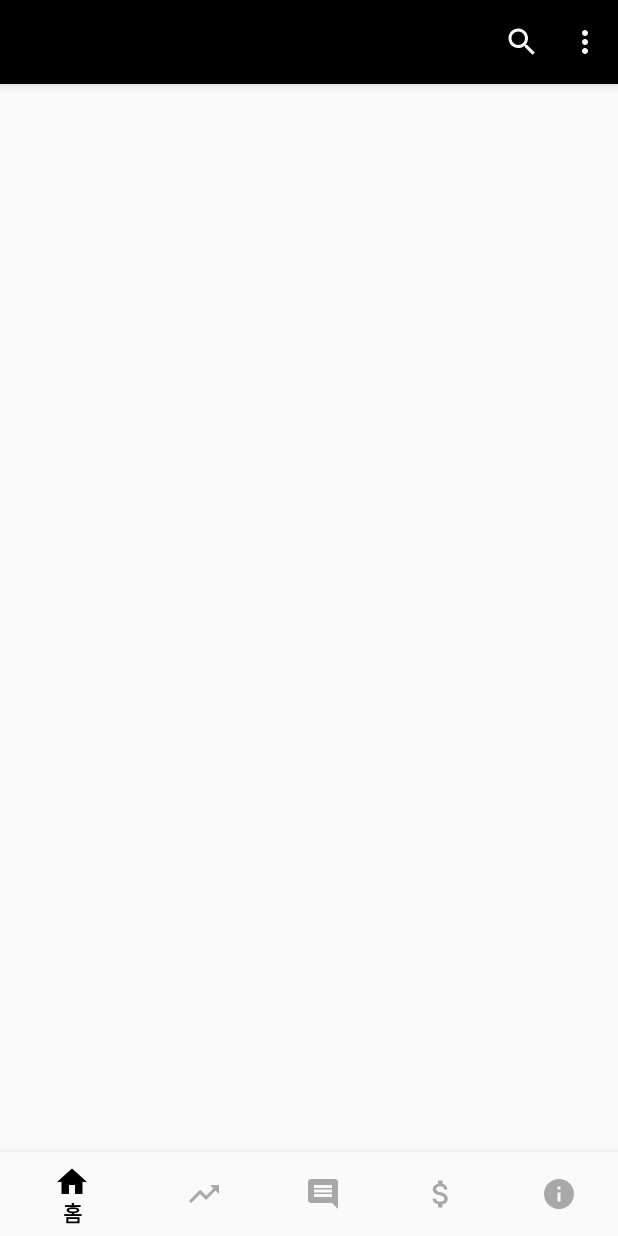
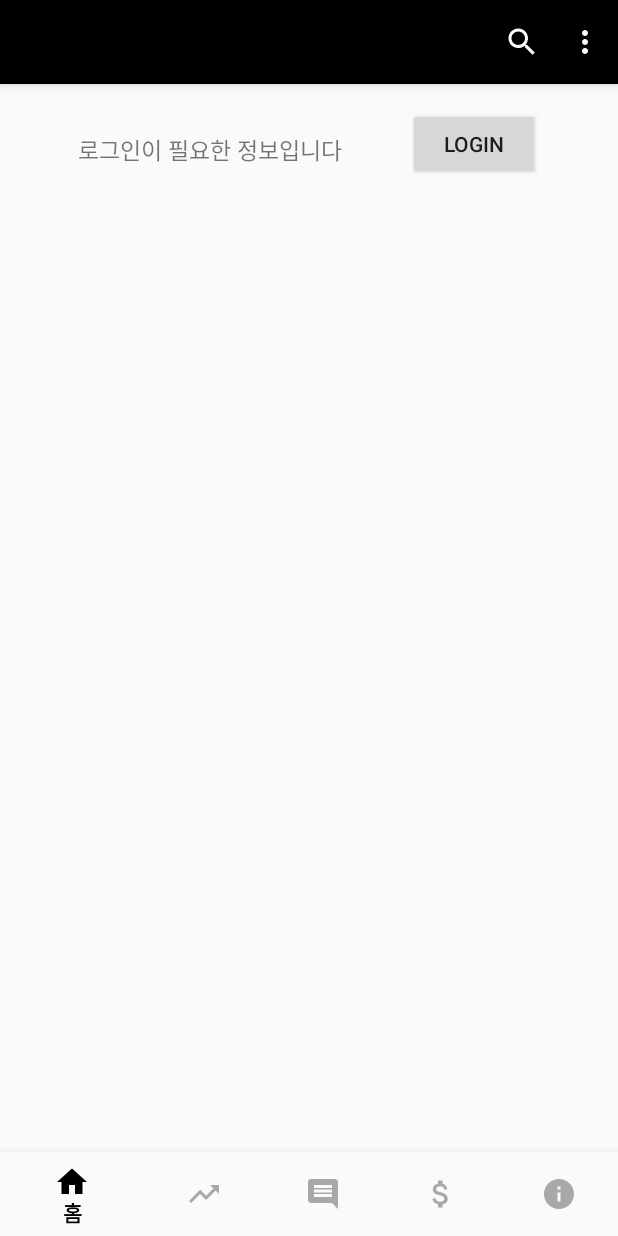
Before and after one commit to hansung-capstone-investock/antenna_App, an Android app: the fragment InfoFragment placed in its activity, on a phone screen of 412 x 824 dp. Run offline under Robolectric (Android 15) with nearby library versions, the phone set to English and light mode, and no system bars; libraries missing offline, so code that uses them is left out: com.github.mikephil.charting; 9 statements that could not run were skipped.

```diff
--- a/app/src/main/java/com/example/antenna/fragment/InfoFragment.kt
+++ b/app/src/main/java/com/example/antenna/fragment/InfoFragment.kt
@@ -26,7 +26,11 @@ class InfoFragment : Fragment() {
     override fun onViewCreated(view: View, savedInstanceState: Bundle?) {
         super.onViewCreated(view, savedInstanceState)
 
-        /*val inflater = LayoutInflater.from(context)
-        inflater.inflate(R.layout.login_item, conta)*/
+        button4.setOnClickListener {
+            activity?.let {
+                val intent = Intent(context, LoginActivity::class.java)
+                startActivity(intent)
+            }
+        }
     }
 }
--- a/app/src/main/java/com/example/antenna/interface/FirstService.kt
+++ b/app/src/main/java/com/example/antenna/interface/FirstService.kt
@@ -2,10 +2,13 @@ package com.example.antenna.`interface`
 
 import com.example.antenna.dataclass.FirstData
 import retrofit2.Call
+import retrofit2.http.FormUrlEncoded
 import retrofit2.http.GET
 import retrofit2.http.Query
 
 interface FirstService {
+
+    @FormUrlEncoded
     @GET("")
     fun getInfo(@Query("Type")Type:String,
                 @Query("KEY")KEY:String,
--- a/app/src/main/java/com/example/antenna/login/LoginActivity.kt
+++ b/app/src/main/java/com/example/antenna/login/LoginActivity.kt
@@ -22,10 +22,8 @@ class LoginActivity : AppCompatActivity() {
         setContentView(R.layout.login_page)
 
         val nextIntent  = Intent(this, MainFragment::class.java)
-
-
         val retrofit = Retrofit.Builder()
-                .baseUrl("http://b7b972d4fdd0.ngrok.io/") // 장고 서버 주소 입력
+                .baseUrl("http://ec2-13-125-236-101.ap-northeast-2.compute.amazonaws.com:8000/") // 장고 서버 주소 입력
                 .addConverterFactory(GsonConverterFactory.create()) // Retrofit 객체 생성
                 .build()
 
--- a/app/src/main/res/layout/fragment_info.xml
+++ b/app/src/main/res/layout/fragment_info.xml
@@ -8,4 +8,26 @@
     android:gravity="top"
     android:layout_height="match_parent">
 
+    <TextView
+        android:id="@+id/textView2"
+        android:layout_width="183dp"
+        android:layout_height="21dp"
+        android:layout_marginStart="52dp"
+        android:layout_marginTop="32dp"
+        android:text="로그인이 필요한 정보입니다"
+        android:textSize="15sp"
+        app:layout_constraintStart_toStartOf="parent"
+        app:layout_constraintTop_toTopOf="parent" />
+
+    <Button
+        android:id="@+id/button4"
+        android:layout_width="wrap_content"
+        android:layout_height="wrap_content"
+        android:layout_marginTop="16dp"
+        android:layout_marginEnd="52dp"
+        android:text="Login"
+        app:layout_constraintEnd_toEndOf="parent"
+        app:layout_constraintHorizontal_bias="0.351"
+        app:layout_constraintStart_toEndOf="@+id/textView"
+        app:layout_constraintTop_toTopOf="parent" />
 </androidx.constraintlayout.widget.ConstraintLayout>
```
Also changed, not shown: app/src/main/java/com/example/antenna/fragment/NewsFragment.kt (+54 -0 lines).
